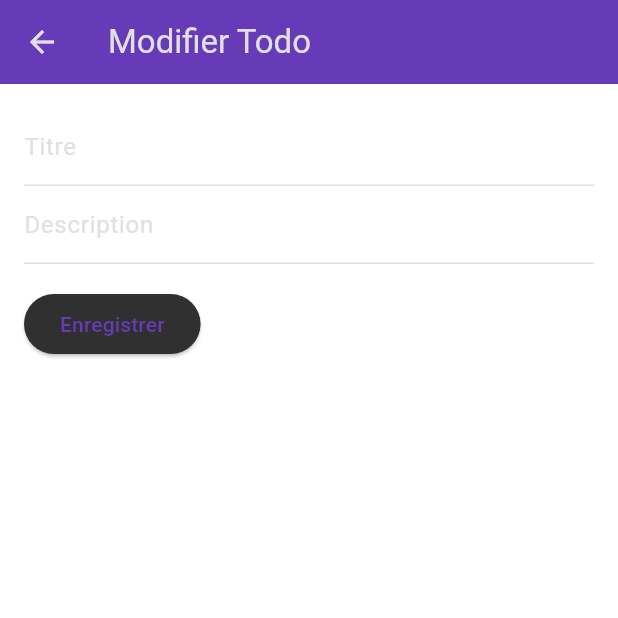
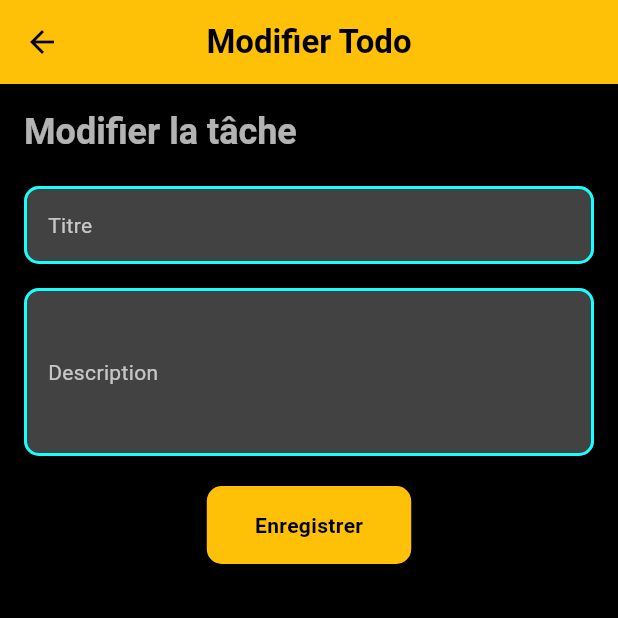
Before and after one commit to Annie1911/flutter_todolist, a Flutter app: the EditTodoPage screen opened directly with empty values, on a phone screen of 412 x 824 dp, the top half of it. Run offline on Flutter 3.47's test engine with Material 3 defaults, Android fonts, the phone set to English and light mode, and no system bars; our stand-ins replace shared_preferences; accounts and stored records are empty.

Commit message:
les pages sont stylisées

```diff
--- a/lib/screens/login_page.dart
+++ b/lib/screens/login_page.dart
@@ -17,7 +17,7 @@ class LoginPage extends StatelessWidget {
       appBar: AppBar(
         backgroundColor: colorScheme.primary,
         title: const Text(
-          'Connexion',
+          'Connexion ToDoList',
           style: TextStyle(color: Colors.white), // Texte blanc
         ),
         centerTitle: true,
--- a/lib/screens/registration_page.dart
+++ b/lib/screens/registration_page.dart
@@ -56,7 +56,7 @@ class _RegistrationPageState extends State<RegistrationPage> {
       appBar: AppBar(
         backgroundColor: colorScheme.primary,
         title: const Text(
-          'Inscription',
+          'Inscription ToDoList',
           style: TextStyle(color: Colors.white),
         ),
         centerTitle: true,
--- a/lib/screens/todoupdate_page.dart
+++ b/lib/screens/todoupdate_page.dart
@@ -16,23 +16,22 @@ class EditTodoPage extends StatefulWidget {
 
 class _EditTodoPageState extends State<EditTodoPage> {
   late TextEditingController _titleController;
-  late TextEditingController _descriptioncontroller;
+  late TextEditingController _descriptionController;
   late String accessToken;
 
   @override
   void initState() {
     super.initState();
     accessToken = widget.accessToken;
-    // Initialisation de accessToken
     _titleController = TextEditingController(text: widget.todoItem.title);
-    _descriptioncontroller =
+    _descriptionController =
         TextEditingController(text: widget.todoItem.description);
   }
 
   @override
   void dispose() {
     _titleController.dispose();
-    _descriptioncontroller.dispose();
+    _descriptionController.dispose();
     super.dispose();
   }
 
@@ -42,12 +41,11 @@ class _EditTodoPageState extends State<EditTodoPage> {
         accessToken,
         TodoItemAdd(
           title: _titleController.text.trim(),
-          description: _descriptioncontroller.text.trim(),
+          description: _descriptionController.text.trim(),
         ),
         widget.todoItem.id,
       );
 
-      // Après la mise à jour réussie, retourner à l'écran précédent
       final updatedItem =
       await TodoService.fetchTodoItem(accessToken, widget.todoItem.id);
       Navigator.of(context).pop(updatedItem);
@@ -59,37 +57,105 @@ class _EditTodoPageState extends State<EditTodoPage> {
   @override
   Widget build(BuildContext context) {
     final textStyle = Theme.of(context).textTheme.bodyMedium?.copyWith(
-          color: Colors.black45, // Changer ici pour une couleur plus visible
+      color: Theme.of(context).colorScheme.onSurface,
     );
-    ;
 
     return Scaffold(
       appBar: AppBar(
         title: const Text('Modifier Todo'),
+        centerTitle: true,
+        backgroundColor: Theme.of(context).colorScheme.primary,
       ),
-      body: Padding(
+      body: SingleChildScrollView(
+        child: Padding(
           padding: const EdgeInsets.all(16.0),
           child: Column(
             crossAxisAlignment: CrossAxisAlignment.start,
             children: [
+              Text(
+                'Modifier la tâche',
+                style: Theme.of(context).textTheme.headlineSmall?.copyWith(
+                  color: Theme.of(context).colorScheme.onSurface,
+                  fontWeight: FontWeight.bold,
+                ),
+              ),
+              const SizedBox(height: 20.0),
               TextField(
                 controller: _titleController,
-              decoration: const InputDecoration(labelText: 'Titre'),
-              style: textStyle, // Application du style personnalisé ici
+                decoration: InputDecoration(
+                  labelText: 'Titre',
+                  labelStyle: textStyle,
+                  enabledBorder: OutlineInputBorder(
+                    borderRadius: BorderRadius.circular(10.0),
+                    borderSide: BorderSide(
+                      color: Theme.of(context).colorScheme.secondary,
+                      width: 2.0,
                     ),
-            TextField(
-              controller: _descriptioncontroller,
-              decoration: const InputDecoration(labelText: 'Description'),
-              style: textStyle, // Application du style personnalisé ici
+                  ),
+                  focusedBorder: OutlineInputBorder(
+                    borderRadius: BorderRadius.circular(10.0),
+                    borderSide: BorderSide(
+                      color: Theme.of(context).colorScheme.primary,
+                      width: 2.0,
+                    ),
+                  ),
+                  filled: true,
+                  fillColor: Theme.of(context).colorScheme.surface,
+                ),
+                style: textStyle,
               ),
               const SizedBox(height: 16.0),
-            ElevatedButton(
+              TextField(
+                controller: _descriptionController,
+                maxLines: 4,
+                decoration: InputDecoration(
+                  labelText: 'Description',
+                  labelStyle: textStyle,
+                  enabledBorder: OutlineInputBorder(
+                    borderRadius: BorderRadius.circular(10.0),
+                    borderSide: BorderSide(
+                      color: Theme.of(context).colorScheme.secondary,
+                      width: 2.0,
+                    ),
+                  ),
+                  focusedBorder: OutlineInputBorder(
+                    borderRadius: BorderRadius.circular(10.0),
+                    borderSide: BorderSide(
+                      color: Theme.of(context).colorScheme.primary,
+                      width: 2.0,
+                    ),
+                  ),
+                  filled: true,
+                  fillColor: Theme.of(context).colorScheme.surface,
+                ),
+                style: textStyle,
+              ),
+              const SizedBox(height: 20.0),
+              Center(
+                child: ElevatedButton(
                   onPressed: _updateItem,
-              child: const Text('Enregistrer'),
+                  style: ElevatedButton.styleFrom(
+                    backgroundColor: Theme.of(context).colorScheme.primary,
+                    padding: const EdgeInsets.symmetric(
+                        horizontal: 32.0, vertical: 16.0),
+                    shape: RoundedRectangleBorder(
+                      borderRadius: BorderRadius.circular(10.0),
+                    ),
+                  ),
+                  child: Text(
+                    'Enregistrer',
+                    style: Theme.of(context).textTheme.bodyMedium?.copyWith(
+                      color: Theme.of(context).colorScheme.onPrimary,
+                      fontWeight: FontWeight.bold,
+                    ),
+                  ),
+                ),
               ),
             ],
           ),
         ),
+      ),
+      backgroundColor: Theme.of(context).scaffoldBackgroundColor,
     );
   }
 }
--- a/lib/services/authentication_service.dart
+++ b/lib/services/authentication_service.dart
@@ -7,7 +7,7 @@ import '../screens/login_page.dart';
 import '../screens/todo_page.dart';
 
 const String prodBaseUrl = 'fastapitodolist-production.up.railway.app/users';
-const String devBaseUrl = 'http://192.168.0.109:8000/users';
+const String devBaseUrl = 'http://127.0.0.1:8000/users';
 Future<void> login(
     String username, String password, BuildContext context) async {
   if (username.isEmpty || password.isEmpty) {
--- a/lib/services/todo_service.dart
+++ b/lib/services/todo_service.dart
@@ -5,7 +5,7 @@ import '../models/TodoItem.dart';
 import '../models/TodoItemAdd.dart';
 
 const String baseUrl =
-    'http://192.168.0.109:8000/todoitem'; // Remplacez par votre URL de l'API
+    'http://127.0.0.1:8000/todoitem'; // Remplacez par votre URL de l'API
 
 class TodoService {
   static Future<List<TodoItem>> fetchTodoItems(String accessToken) async {
```
Also changed, not shown: lib/main.dart (+33 -18 lines). Lines whose indentation alone changed are shown as unchanged.
